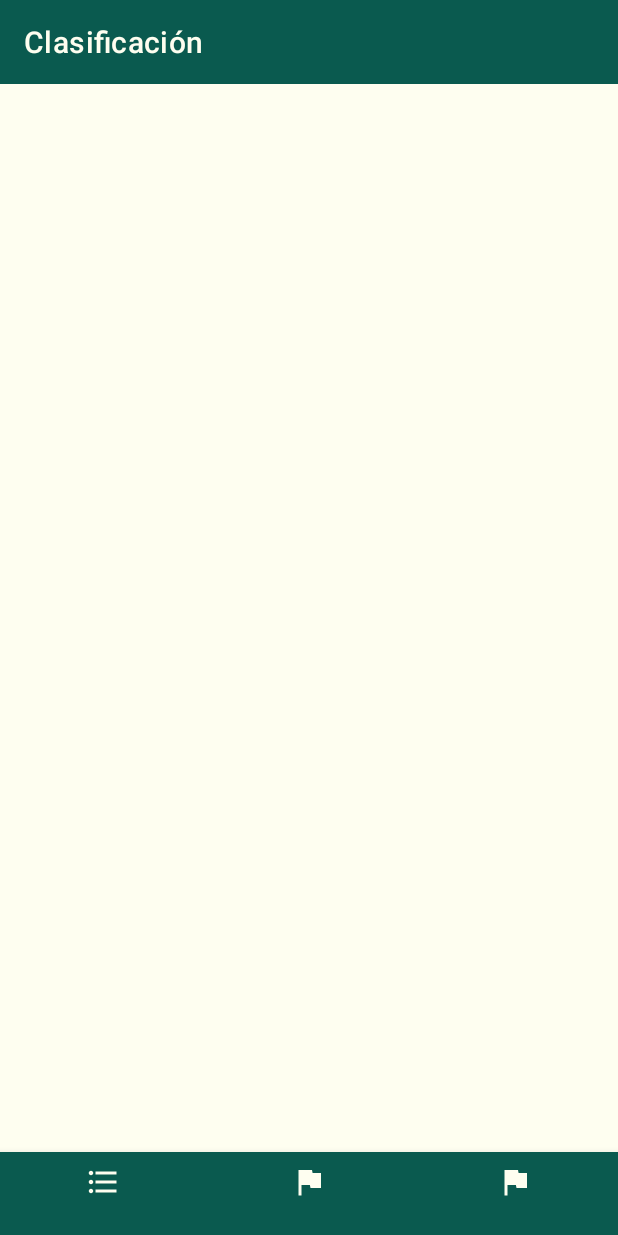
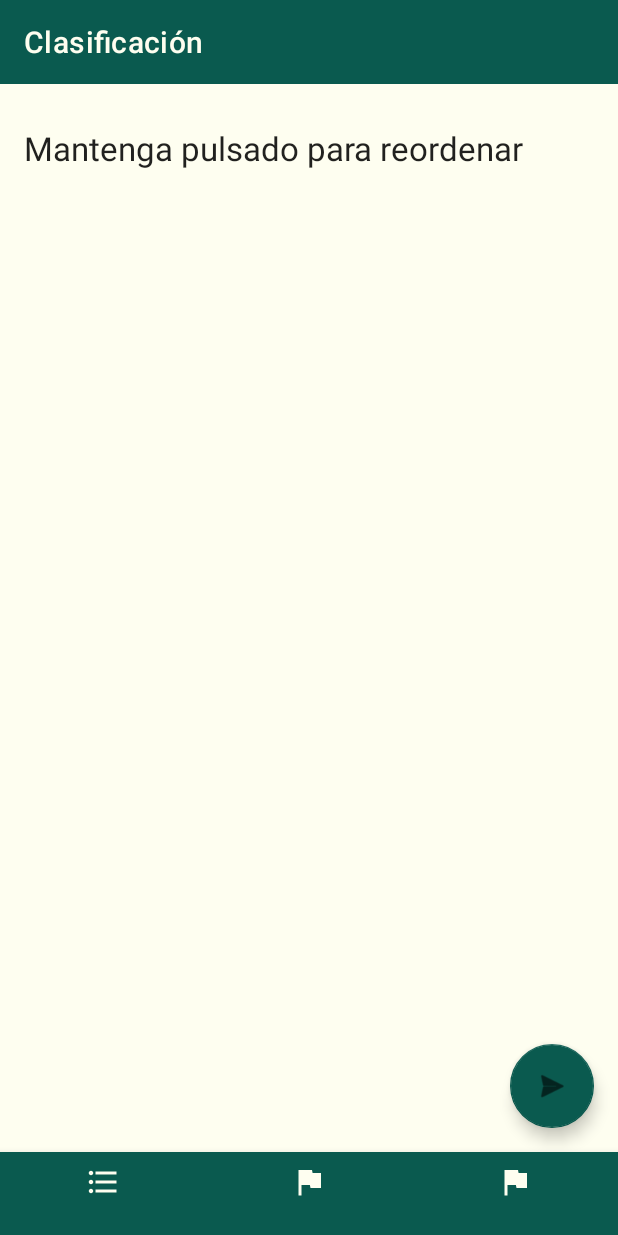
Before and after one commit to DavidRamosArchilla/F1-android, an Android app: the fragment QuinielaFragment placed in its activity, on a phone screen of 412 x 824 dp. Run offline under Robolectric (Android 15) with nearby library versions, the phone set to English and light mode, and no system bars; our stand-ins replace Firebase (no records; nobody signed in at launch, a user with empty details on screens opened directly); 1 statement that could not run was skipped.

Commit message:
añadido posicion a la lista

```diff
--- a/app/src/main/java/com/example/f1/QuinielaFragment.java
+++ b/app/src/main/java/com/example/f1/QuinielaFragment.java
@@ -66,6 +66,8 @@ public class QuinielaFragment extends Fragment {
 
                 int fromPosition = viewHolder.getAdapterPosition();
                 int toPosition = target.getAdapterPosition();
+                ((RecyclerAdapter.ViewHolder)viewHolder).cambiarIndice(toPosition);
+                ((RecyclerAdapter.ViewHolder)target).cambiarIndice(fromPosition);
                 Collections.swap(listaPilotos, fromPosition, toPosition);
                 recyclerView.getAdapter().notifyItemMoved(fromPosition, toPosition);
                 return false;
--- a/app/src/main/java/com/example/f1/RecyclerAdapter.java
+++ b/app/src/main/java/com/example/f1/RecyclerAdapter.java
@@ -30,7 +30,7 @@ public class RecyclerAdapter extends RecyclerView.Adapter<RecyclerAdapter.ViewHo
     @Override
     public void onBindViewHolder(@NonNull RecyclerAdapter.ViewHolder holder, int position) {
         holder.nombreTextView.setText(listaPilotos.get(position).getNombrePiloto());
-        holder.numeroTextView.setText(String.valueOf(listaPilotos.get(position).getPutnos()));
+        holder.numeroTextView.setText(String.valueOf(position + 1));
     }
 
     @Override
@@ -53,5 +53,8 @@ public class RecyclerAdapter extends RecyclerView.Adapter<RecyclerAdapter.ViewHo
         public void onClick(View view) {
 //            Toast.makeText(view.getContext(), moviesList.get(getAdapterPosition()), Toast.LENGTH_SHORT).show();
         }
+        public void cambiarIndice(int posicion){
+            numeroTextView.setText(String.valueOf(posicion + 1));
+        }
     }
 }
--- a/app/src/main/res/layout/fragment_quiniela.xml
+++ b/app/src/main/res/layout/fragment_quiniela.xml
@@ -1,23 +1,48 @@
 <?xml version="1.0" encoding="utf-8"?>
-<androidx.constraintlayout.widget.ConstraintLayout
-    xmlns:android="http://schemas.android.com/apk/res/android"
+<androidx.constraintlayout.widget.ConstraintLayout xmlns:android="http://schemas.android.com/apk/res/android"
+    xmlns:app="http://schemas.android.com/apk/res-auto"
     xmlns:tools="http://schemas.android.com/tools"
-    xmlns:app="http://schemas.android.com/apk/res-auto"
     android:layout_width="match_parent"
     android:layout_height="match_parent"
+    android:background="@color/blanco_amarillento"
     tools:context=".MainActivity">
+
+    <TextView
+        android:id="@+id/textView"
+        android:layout_width="380dp"
+        android:layout_height="30dp"
+        android:layout_marginStart="16dp"
+        android:layout_marginTop="28dp"
+        android:text="Mantenga pulsado para reordenar"
+        android:textAppearance="@style/TextAppearance.AppCompat.Large"
+        app:layout_constraintStart_toStartOf="parent"
+        app:layout_constraintTop_toTopOf="parent" />
 
     <androidx.recyclerview.widget.RecyclerView
         android:id="@+id/recyclerView"
         android:layout_width="0dp"
         android:layout_height="0dp"
-        android:background="@color/blanco_amarillento"
+        android:layout_marginTop="8dp"
+        app:layoutManager="androidx.recyclerview.widget.LinearLayoutManager"
         app:layout_constraintBottom_toBottomOf="parent"
         app:layout_constraintEnd_toEndOf="parent"
+        app:layout_constraintHorizontal_bias="0.486"
         app:layout_constraintStart_toStartOf="parent"
-        app:layout_constraintTop_toTopOf="parent"
-        app:layoutManager="androidx.recyclerview.widget.LinearLayoutManager"
-        />
-<!--    android:dividerHeight="@null"-->
+        app:layout_constraintTop_toBottomOf="@+id/textView"
+        app:layout_constraintVertical_bias="0.0" />
+
+    <com.google.android.material.floatingactionbutton.FloatingActionButton
+        android:id="@+id/floatingActionButton"
+        android:layout_width="wrap_content"
+        android:layout_height="wrap_content"
+        android:layout_marginEnd="16dp"
+        android:layout_marginBottom="16dp"
+        android:clickable="true"
+        android:contentDescription="Enviar quiniela"
+        app:backgroundTint="@color/verde_astonMartin"
+        app:layout_constraintBottom_toBottomOf="parent"
+        app:layout_constraintEnd_toEndOf="parent"
+        app:srcCompat="@android:drawable/ic_menu_send" />
+    <!--    android:dividerHeight="@null"-->
 
 </androidx.constraintlayout.widget.ConstraintLayout>
```
